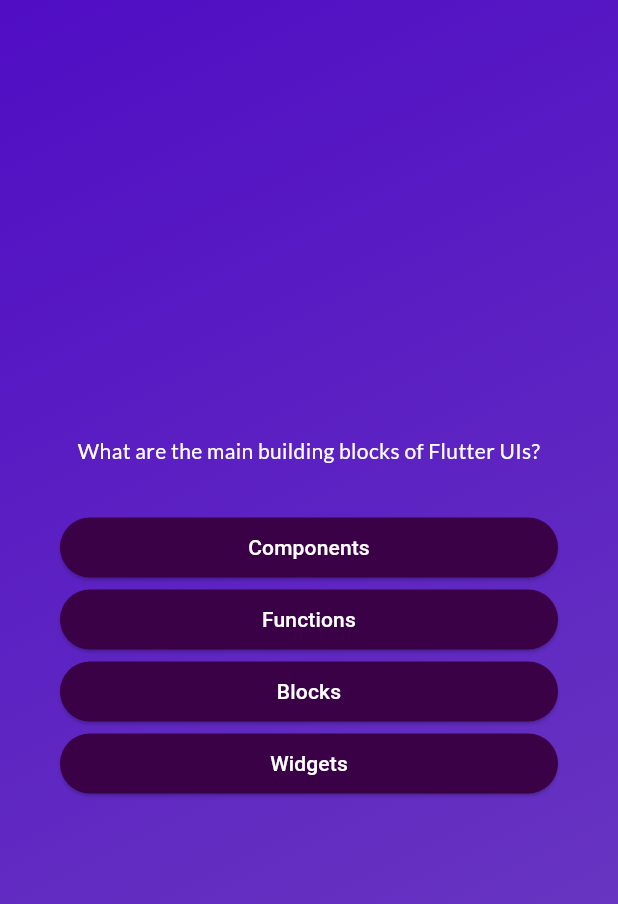
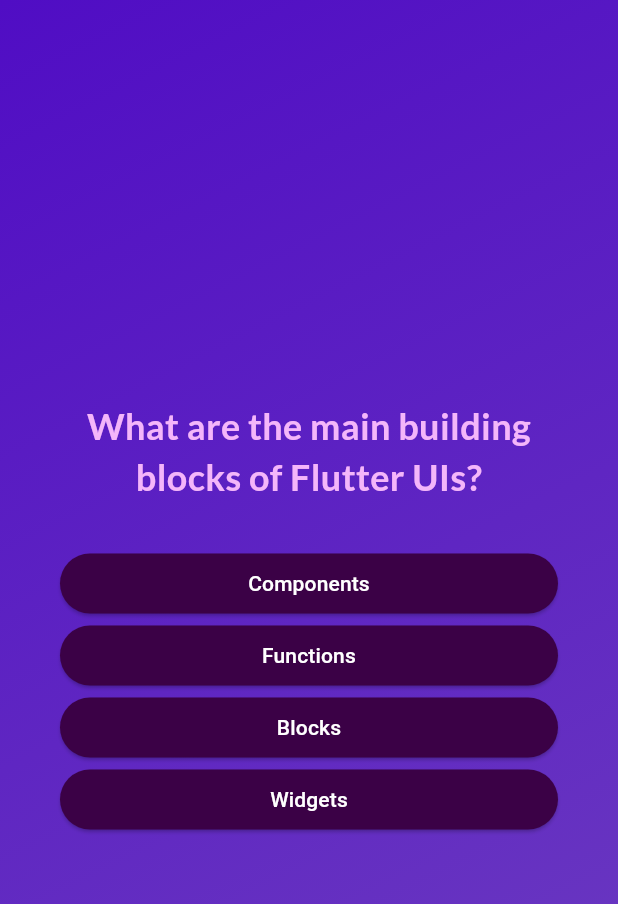
Before and after one commit to C4P741N/se_Maximilian_Schwarzmuller_Quizz_App, a Flutter app: the screen it shows after launch, after a tap on "Start Quiz", on a phone screen of 412 x 824 dp. Shown: the top 904 px of the screen. Run offline on Flutter 3.47's test engine with Material 3 defaults, Android fonts, the phone set to English and light mode, and no system bars; our stand-ins replace google_fonts.

Commit message:
Lesson 76

```diff
--- a/lib/questions_screen.dart
+++ b/lib/questions_screen.dart
@@ -36,7 +36,9 @@ class _QuestionsScreenState extends State<QuestionsScreen> {
             Text(
               currentQuestion.text,
               style: GoogleFonts.lato(
-                color: Colors.white
+                color: const Color.fromARGB(255, 244, 182, 250),
+                fontSize: 24,
+                fontWeight: FontWeight.bold,
               ),
               textAlign: TextAlign.center,
             ),
--- a/lib/start_screen.dart
+++ b/lib/start_screen.dart
@@ -1,4 +1,5 @@
 import 'package:flutter/material.dart';
+import 'package:google_fonts/google_fonts.dart';
 
 class StartScreen extends StatelessWidget {
   const StartScreen(this.startQuiz, {super.key});
@@ -18,9 +19,9 @@ class StartScreen extends StatelessWidget {
             color: const Color.fromARGB(137, 243, 198, 195),
           ),
           const SizedBox(height: 80),
-          const Text(
+          Text(
             'Learn Flutter the fun way!',
-            style: TextStyle(
+            style: GoogleFonts.lato(
               color: Colors.white,
               fontSize: 24,
             ),
```
